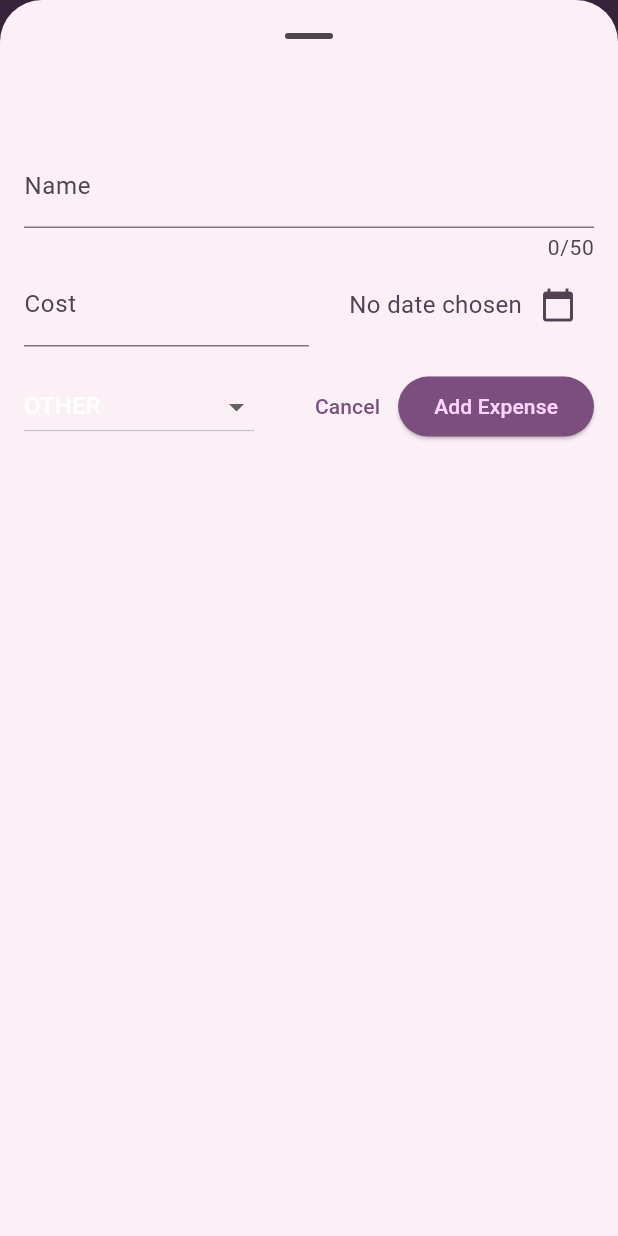
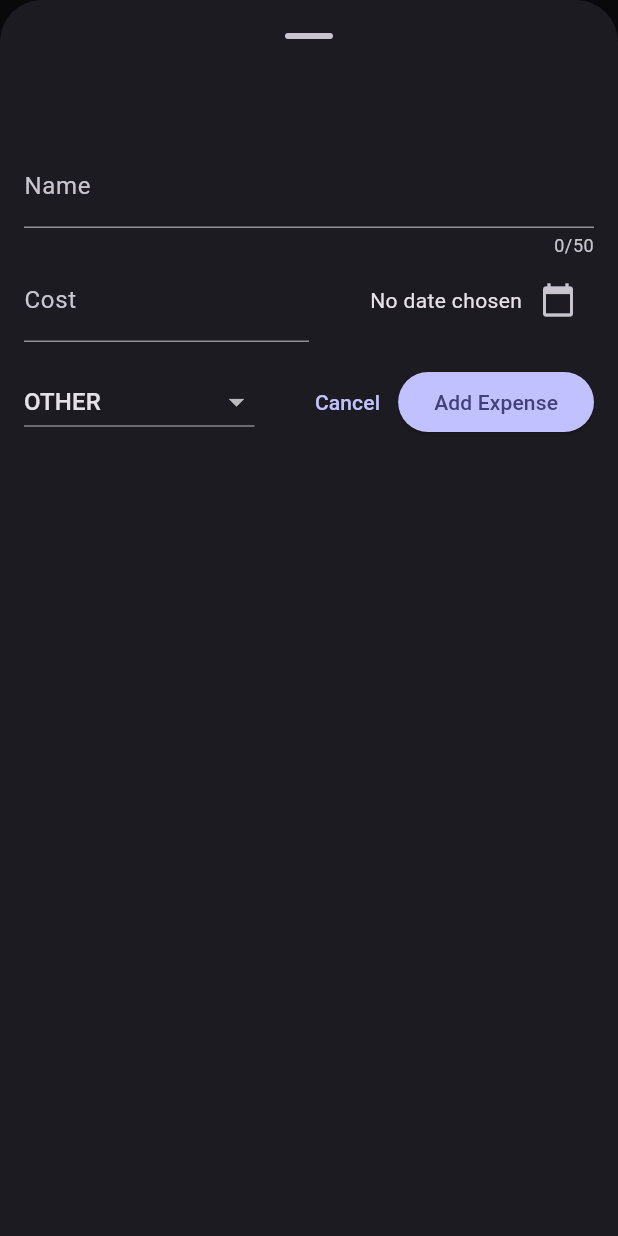
Before and after one commit to py10a/expense_tracker_app, a Flutter app: the screen it shows after launch, after a tap on the "add" icon, on a phone screen of 412 x 824 dp. Run offline on Flutter 3.47's test engine with Material 3 defaults, Android fonts, the phone set to English and light mode, and no system bars.

Commit message:
Add darkScheme for App appearance.

```diff
--- a/lib/main.dart
+++ b/lib/main.dart
@@ -2,15 +2,43 @@ import 'package:flutter/material.dart';
 
 import 'package:expense_tracker_app/widgets/expenses.dart';
 
-var kColorScheme = ColorScheme.fromSeed(
+/// Color scheme
+final kColorScheme = ColorScheme.fromSeed(
   seedColor: const Color.fromARGB(255, 85, 1, 100),
+);
+
+/// Dark color scheme
+final kColorDarkScheme = ColorScheme.fromSeed(
+  brightness: Brightness.dark,
+  seedColor: const Color.fromARGB(255, 11, 1, 100),
 );
 
 void main() {
   runApp(
     MaterialApp(
       title: 'Expense Tracker',
-      color: kColorScheme.primary,
+      themeMode: ThemeMode.dark,
+      home: const Expenses(),
+
+      /// Dark theme
+      darkTheme: ThemeData.dark().copyWith(
+        colorScheme: kColorDarkScheme,
+        elevatedButtonTheme: ElevatedButtonThemeData(
+          style: ElevatedButton.styleFrom(
+            backgroundColor: kColorDarkScheme.primary,
+            foregroundColor: kColorDarkScheme.primaryContainer,
+          ),
+        ),
+        cardTheme: const CardTheme().copyWith(
+          color: kColorDarkScheme.secondaryContainer,
+          margin: const EdgeInsets.symmetric(
+            vertical: 8,
+            horizontal: 16,
+          ),
+        ),
+      ),
+
+      /// Light theme
       theme: ThemeData.light().copyWith(
         colorScheme: kColorScheme,
         appBarTheme: const AppBarTheme().copyWith(
@@ -34,10 +62,15 @@ void main() {
           color: kColorScheme.onSecondaryContainer,
         ),
         textTheme: const TextTheme().copyWith(
-          titleLarge: const TextStyle(
+          titleLarge: TextStyle(
             fontSize: 24,
             fontWeight: FontWeight.bold,
-            color: Colors.black,
+            color: kColorScheme.onSecondaryContainer,
+          ),
+          titleMedium: TextStyle(
+            fontSize: 20,
+            fontWeight: FontWeight.bold,
+            color: kColorScheme.onSecondaryContainer,
           ),
           bodyMedium: TextStyle(
             fontSize: 16,
@@ -51,7 +84,6 @@ void main() {
           ),
         ),
       ),
-      home: const Expenses(),
     ),
   );
 }
--- a/lib/models/expense.dart
+++ b/lib/models/expense.dart
@@ -3,7 +3,6 @@ import 'package:uuid/uuid.dart';
 
 const uuid = Uuid();
 
-/// `Category` represents the category of an expense.
 enum Category {
   food,
   bills,
@@ -12,7 +11,6 @@ enum Category {
   other,
 }
 
-/// `categoryIcons` is a map of `Category` to `IconData`.
 const Map<Category, IconData> categoryIcons = {
   Category.food: Icons.fastfood,
   Category.bills: Icons.money,
--- a/lib/widgets/expenses_list/expense_item.dart
+++ b/lib/widgets/expenses_list/expense_item.dart
@@ -20,10 +20,7 @@ class ExpenseItem extends StatelessWidget {
           children: [
             Text(
               expense.name,
-              style: const TextStyle(
-                fontSize: 20.0,
-                fontWeight: FontWeight.bold,
-              ),
+              style: Theme.of(context).textTheme.titleMedium,
             ),
             const SizedBox(height: 8.0),
             Row(
--- a/lib/widgets/expenses_list/expense_list.dart
+++ b/lib/widgets/expenses_list/expense_list.dart
@@ -18,6 +18,12 @@ class ExpenseList extends StatelessWidget {
     return ListView.builder(
       itemCount: expenses.length,
       itemBuilder: (cntx, idx) => Dismissible(
+        background: Container(
+          color: Theme.of(context).colorScheme.error.withAlpha(200),
+          margin: EdgeInsets.symmetric(
+            horizontal: Theme.of(context).cardTheme.margin!.horizontal,
+          ),
+        ),
         onDismissed: (_) => onDeleteExpense(expenses[idx]),
         key: ValueKey(expenses[idx].id),
         child: ExpenseItem(expense: expenses[idx]),
```
